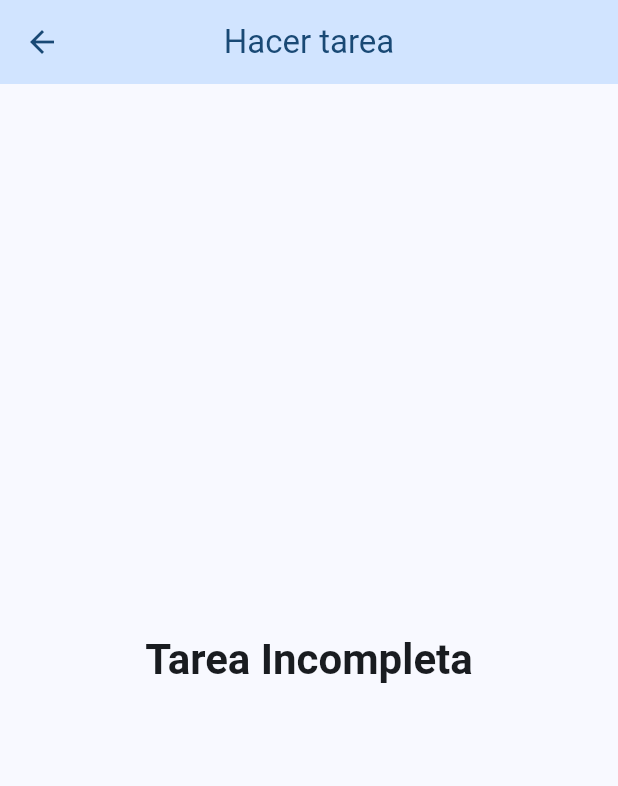
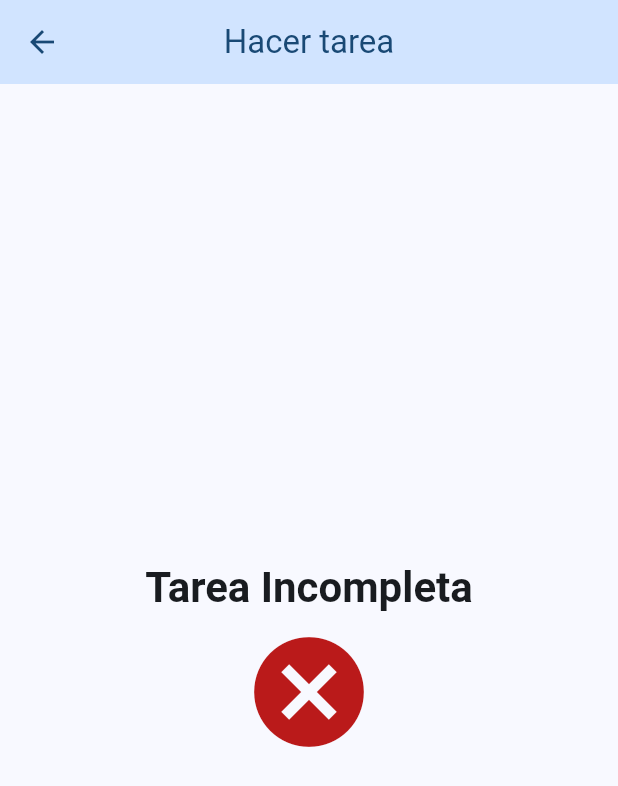
Before and after one commit to MiltonDJC/flutter-todo-app, a Flutter app: the TaskDetailScreen screen opened directly with sample values from the repository, on a phone screen of 412 x 824 dp. Shown: the top 786 px of the screen. Run offline on Flutter 3.47's test engine with Material 3 defaults, Android fonts, the phone set to English and light mode, and no system bars; our stand-ins replace fluttertoast.

Commit message:
Update adding icon if task is complete or not

```diff
--- a/lib/screens/task_detail_screen.dart
+++ b/lib/screens/task_detail_screen.dart
@@ -18,9 +18,22 @@ class TaskDetailScreen extends StatelessWidget {
           title: Text(task.title),
         ),
         body: Center(
-          child: Text(
-            task.isCompleted ? 'Tarea Completada' : 'Tarea Incompleta',
-            style: Theme.of(context).textTheme.headlineLarge,
+          child: Column(
+            mainAxisAlignment: MainAxisAlignment.center,
+            children: [
+              Text(
+                task.isCompleted ? 'Tarea Completada' : 'Tarea Incompleta',
+                style: Theme.of(context).textTheme.headlineLarge,
+              ),
+              const SizedBox(height: 8),
+              Icon(
+                size: 88,
+                task.isCompleted ? Icons.check : Icons.cancel,
+                color: task.isCompleted
+                    ? Colors.green
+                    : Theme.of(context).colorScheme.error,
+              ),
+            ],
           ),
         ),
       ),
```
